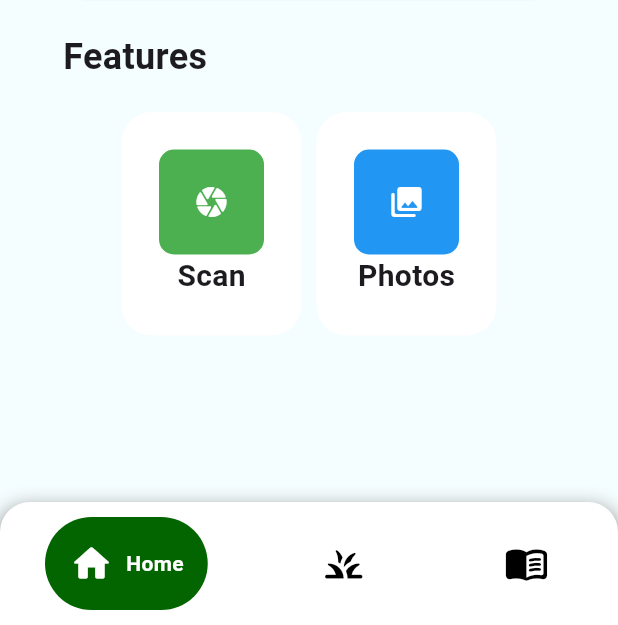
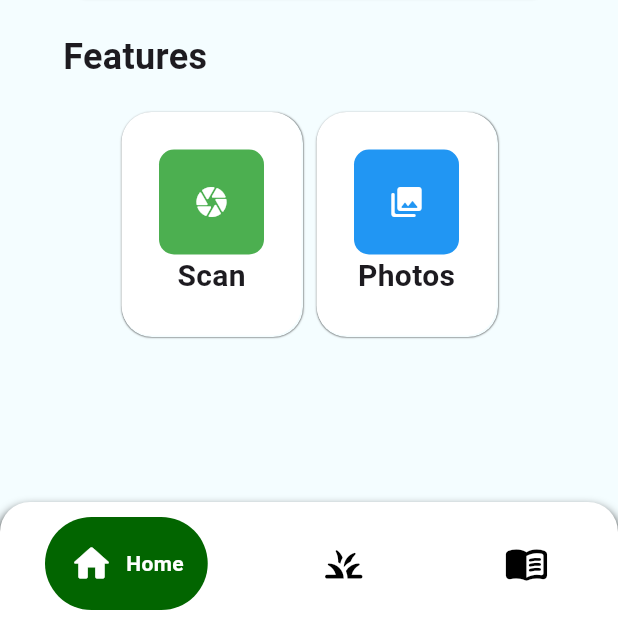
Before and after one commit to karlmacas29/cropsight-capstone, a Flutter app: the HomePageNav screen opened directly, on a phone screen of 412 x 824 dp, the part 611-1236 px from its top. Run offline on Flutter 3.47's test engine with Material 3 defaults, Android fonts, the phone set to English and light mode, and no system bars; drawn by our look-alikes of google_nav_bar; our stand-ins replace file_picker, image_picker, permission_handler, shared_preferences; accounts and stored records are empty.

Commit message:
modified:   lib/views/descript/information.dart 	modified:   lib/views/descript/mandesc.dart 	modified:   lib/views/navigation/cropsight.dart 	modified:   lib/views/navigation/home.dart 	modified:   lib/views/navigation/homepage.dart 	modified:   lib/views/navigation/solution.dart 	modified:   macos/Flutter/GeneratedPluginRegistrant.swift 	modified:   pubspec.lock 	modified:   pubspec.yaml

```diff
--- a/lib/views/navigation/home.dart
+++ b/lib/views/navigation/home.dart
@@ -177,7 +177,7 @@ class _HomeTabState extends State<HomeTab> {
             shadowColor: Colors.grey,
             color: Theme.of(context).brightness == Brightness.light
                 ? Colors.white
-                : Colors.black,
+                : const Color.fromARGB(255, 26, 26, 26),
             child: const Padding(
               padding: EdgeInsets.symmetric(horizontal: 10, vertical: 10),
               child: Column(
@@ -285,9 +285,16 @@ class _HomeTabState extends State<HomeTab> {
                 },
                 child: Ink(
                   decoration: BoxDecoration(
+                      boxShadow: [
+                        BoxShadow(
+                            blurStyle: BlurStyle.outer,
+                            spreadRadius: 0.1,
+                            blurRadius: 0.4,
+                            offset: Offset.fromDirection(1))
+                      ],
                       color: Theme.of(context).brightness == Brightness.light
                           ? Colors.white
-                          : Colors.black,
+                          : const Color.fromARGB(255, 26, 26, 26),
                       borderRadius:
                           const BorderRadius.all(Radius.circular(20))),
                   child: Padding(
@@ -324,9 +331,16 @@ class _HomeTabState extends State<HomeTab> {
                 },
                 child: Ink(
                   decoration: BoxDecoration(
+                      boxShadow: [
+                        BoxShadow(
+                            blurStyle: BlurStyle.outer,
+                            spreadRadius: 0.1,
+                            blurRadius: 0.4,
+                            offset: Offset.fromDirection(1))
+                      ],
                       color: Theme.of(context).brightness == Brightness.light
                           ? Colors.white
-                          : Colors.black,
+                          : const Color.fromARGB(255, 26, 26, 26),
                       borderRadius:
                           const BorderRadius.all(Radius.circular(20))),
                   child: Padding(
--- a/lib/views/navigation/homepage.dart
+++ b/lib/views/navigation/homepage.dart
@@ -67,15 +67,11 @@ class _HomePageNavState extends State<HomePageNav> {
         decoration: BoxDecoration(
           color: Theme.of(context).brightness == Brightness.light
               ? Colors.white
-              : Colors.black,
+              : const Color.fromARGB(255, 26, 26, 26),
           borderRadius: const BorderRadius.only(
               topLeft: Radius.circular(20), topRight: Radius.circular(20)),
           boxShadow: const [
-            BoxShadow(
-                color: Colors.grey,
-                blurRadius: 10,
-                spreadRadius: 2,
-                offset: Offset(0, 5))
+            BoxShadow(blurRadius: 5, spreadRadius: 0.4, offset: Offset(0, 5))
           ],
         ),
         child: Padding(
--- a/pubspec.yaml
+++ b/pubspec.yaml
@@ -31,13 +31,11 @@ dependencies:
   flutter:
     sdk: flutter
 
-
   # The following adds the Cupertino Icons font to your application.
   # Use with the CupertinoIcons class for iOS style icons.
   cupertino_icons: ^1.0.6
   google_nav_bar: ^5.0.6
   flutter_launcher_icons: ^0.13.1
-  sqflite: ^2.3.3+1
   path_provider: ^2.1.3
   image_picker_gallery_camera: ^0.3.0
   permission_handler: ^11.3.1
@@ -45,7 +43,6 @@ dependencies:
   file_picker: ^8.0.3
   shared_preferences: ^2.2.3
   provider: ^6.1.2
-  http: ^1.2.1
 
 dev_dependencies:
   flutter_test:
```
Also changed, not shown: lib/views/descript/information.dart (+12 -3 lines), lib/views/descript/mandesc.dart (+12 -3 lines), lib/views/navigation/cropsight.dart (+11 -5 lines), lib/views/navigation/solution.dart (+12 -6 lines), pubspec.lock, 1 other file.
